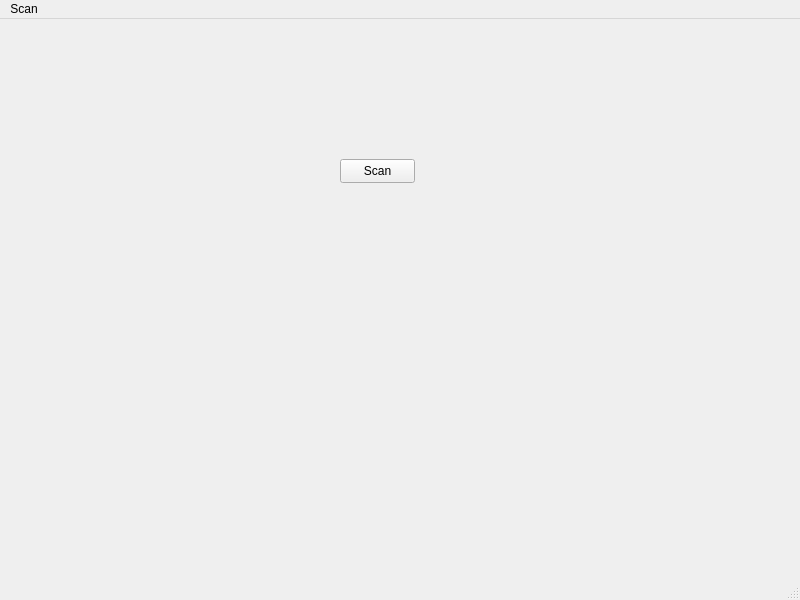
First picture: the form in src/MainWindow.ui, repository mubarizahmed/PichaScan, before the edit.
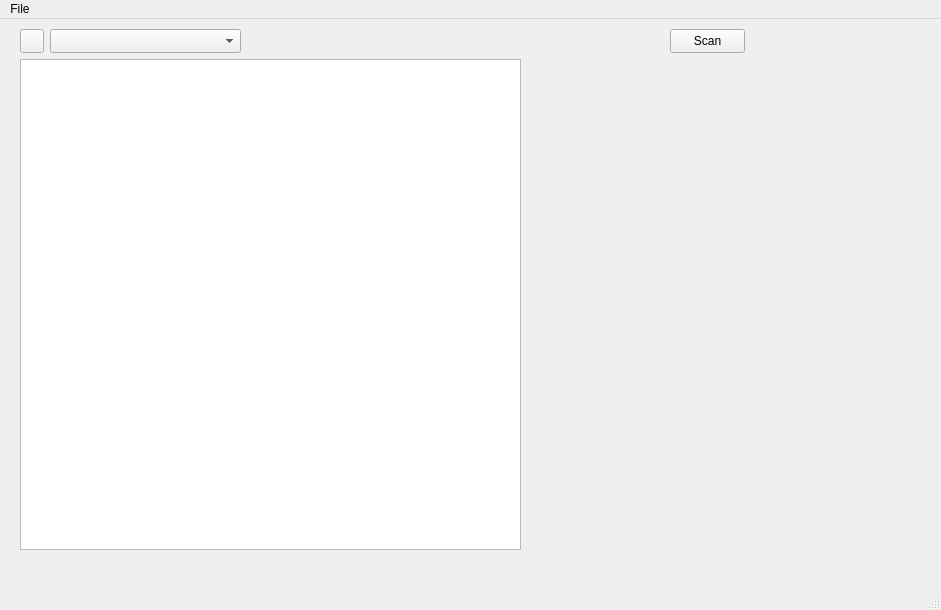
Second picture: the form after the edit. Icons and pictures are not drawn.

What changed in the file:
```diff
--- a/src/MainWindow.ui
+++ b/src/MainWindow.ui
@@ -6,8 +6,8 @@
    <rect>
     <x>0</x>
     <y>0</y>
-    <width>800</width>
-    <height>600</height>
+    <width>941</width>
+    <height>610</height>
    </rect>
   </property>
   <property name="windowTitle">
@@ -17,8 +17,8 @@
    <widget class="QPushButton" name="scanButton">
     <property name="geometry">
      <rect>
-      <x>340</x>
-      <y>140</y>
+      <x>670</x>
+      <y>10</y>
       <width>75</width>
       <height>24</height>
      </rect>
@@ -27,24 +27,84 @@
      <string>Scan</string>
     </property>
    </widget>
+   <widget class="QPushButton" name="btnFindScanners">
+    <property name="geometry">
+     <rect>
+      <x>20</x>
+      <y>10</y>
+      <width>24</width>
+      <height>24</height>
+     </rect>
+    </property>
+    <property name="toolTip">
+     <string>Find scanners.</string>
+    </property>
+    <property name="text">
+     <string/>
+    </property>
+    <property name="icon">
+     <iconset theme="QIcon::ThemeIcon::ViewRefresh"/>
+    </property>
+    <property name="iconSize">
+     <size>
+      <width>12</width>
+      <height>12</height>
+     </size>
+    </property>
+   </widget>
+   <widget class="QComboBox" name="comboScanners">
+    <property name="geometry">
+     <rect>
+      <x>50</x>
+      <y>10</y>
+      <width>191</width>
+      <height>24</height>
+     </rect>
+    </property>
+   </widget>
+   <widget class="QGraphicsView" name="scanView">
+    <property name="geometry">
+     <rect>
+      <x>20</x>
+      <y>40</y>
+      <width>501</width>
+      <height>491</height>
+     </rect>
+    </property>
+   </widget>
   </widget>
+  <widget class="QStatusBar" name="statusbar"/>
   <widget class="QMenuBar" name="menubar">
    <property name="geometry">
     <rect>
      <x>0</x>
      <y>0</y>
-     <width>800</width>
+     <width>941</width>
      <height>33</height>
     </rect>
    </property>
-   <widget class="QMenu" name="menuScan">
+   <widget class="QMenu" name="menuFile">
     <property name="title">
-     <string>Scan</string>
+     <string>File</string>
     </property>
    </widget>
-   <addaction name="menuScan"/>
+   <addaction name="menuFile"/>
   </widget>
-  <widget class="QStatusBar" name="statusbar"/>
+  <action name="actionExit">
+   <property name="text">
+    <string>Exit</string>
+   </property>
+  </action>
+  <action name="actionPreferences">
+   <property name="text">
+    <string>Preferences</string>
+   </property>
+  </action>
+  <action name="actionExit_2">
+   <property name="text">
+    <string>Exit</string>
+   </property>
+  </action>
  </widget>
  <resources/>
  <connections/>
```
Left out of the diff: 5 changed lines with no effect on the pictures.
